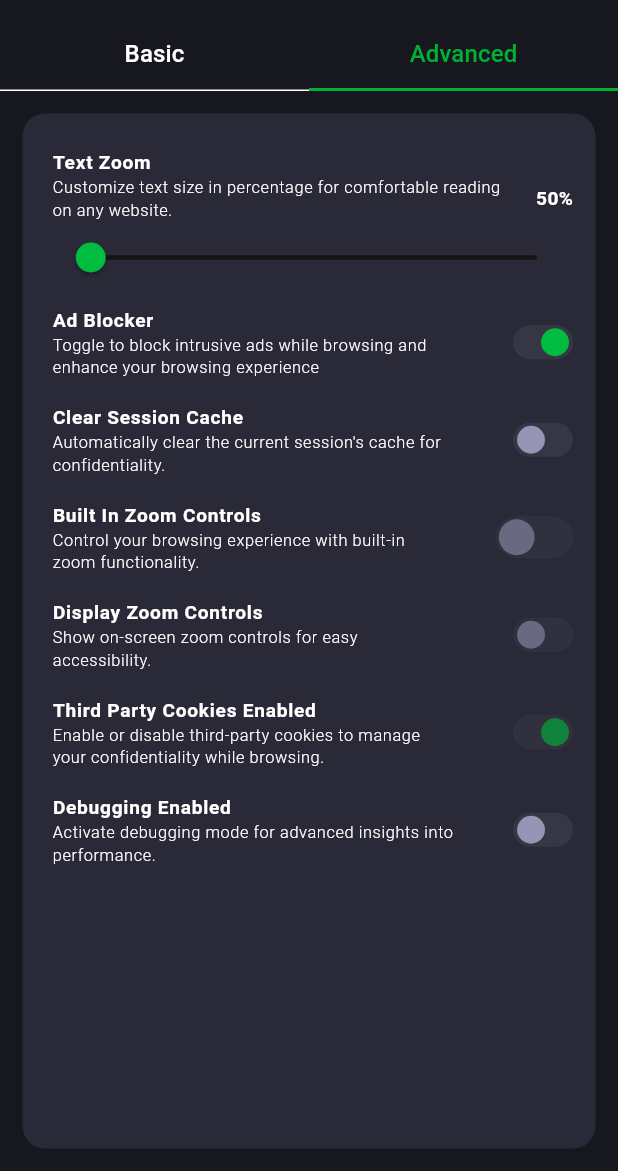
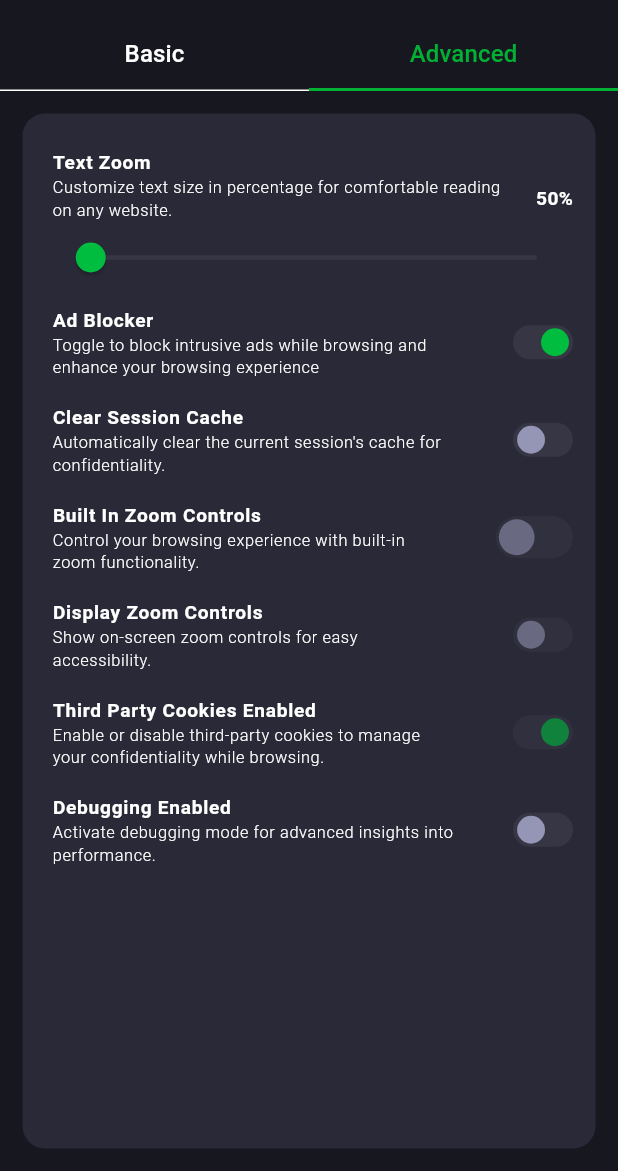
Before and after one commit to Beldex-Coin/beldex-browser, a Flutter app: the SettingsPage screen opened directly, tab 2 chosen, on a phone screen of 412 x 824 dp, the part 65-1236 px from its top. Run offline on Flutter 3.47's test engine with Material 3 defaults, Android fonts, the phone set to English and light mode, and no system bars; drawn by our look-alikes of flutter_switch; our stand-ins replace connectivity_plus, device_info_plus, dio, flutter_colorpicker, flutter_font_icons, flutter_markdown and 12 more; missing offline and left inert: flutter_downloader, flutter_inappwebview, installed_apps, listen_sharing_intent, square_progress_indicator; accounts and stored records are empty; network calls fail.

Commit message:
Style and theme revised

```diff
--- a/lib/src/browser/ai/view_models/chat_view_model.dart
+++ b/lib/src/browser/ai/view_models/chat_view_model.dart
@@ -485,7 +485,7 @@ Future<void> getTextForUser({String? userMessage, bool isRegenerate = false,Stri
     ///"Note: If this content contains only url then provide general information about the domain from the given URL as summarise, such as its purpose, industry, or key features."
   isTyping = true;
   String wrd = '';
-  // ✅ Listen to the streaming response and update existing message
+  // Listen to the streaming response and update existing message
   _streamSubscription = apiRepository.sendTextForStreamWithModel(modelType,messageToSend).listen((word) {
     print('onData coming ---$word');
     if (modelResponseIndex == null) return;
--- a/lib/src/browser/pages/settings/android_settings.dart
+++ b/lib/src/browser/pages/settings/android_settings.dart
@@ -72,10 +72,11 @@ class _AndroidSettingsState extends State<AndroidSettings> {
 
 
 Widget _buildSliderOption(double currentValue,
-      Function(double) onChanged) {
+      Function(double) onChanged,DarkThemeProvider themeProvider) {
     return SliderTheme(
       data: SliderThemeData(
                 trackHeight: 3,
+                inactiveTrackColor:themeProvider.darkTheme ? Color(0xff363645) : Color(0xffDADADA)
               ),
       child: Slider(
             value: currentValue,
@@ -171,7 +172,9 @@ String getPercentage(double value) {
              // browserModel.updateSettings(currentWebViewModel);
               browserModel.save();
             });
-          }),
+          },
+          themeProvider
+          ),
             // SliderTheme(
             //   data: SliderThemeData(
             //     trackHeight: 3,
```
Also changed, not shown: lib/src/utils/themes.dart (+32 -9 lines).
